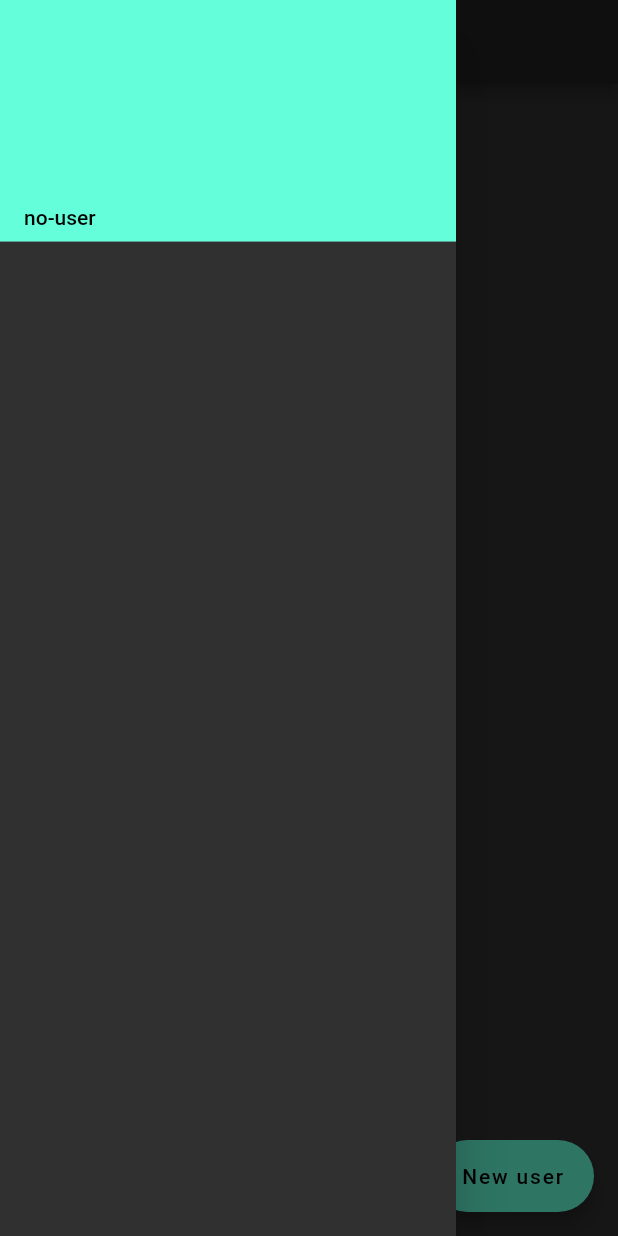
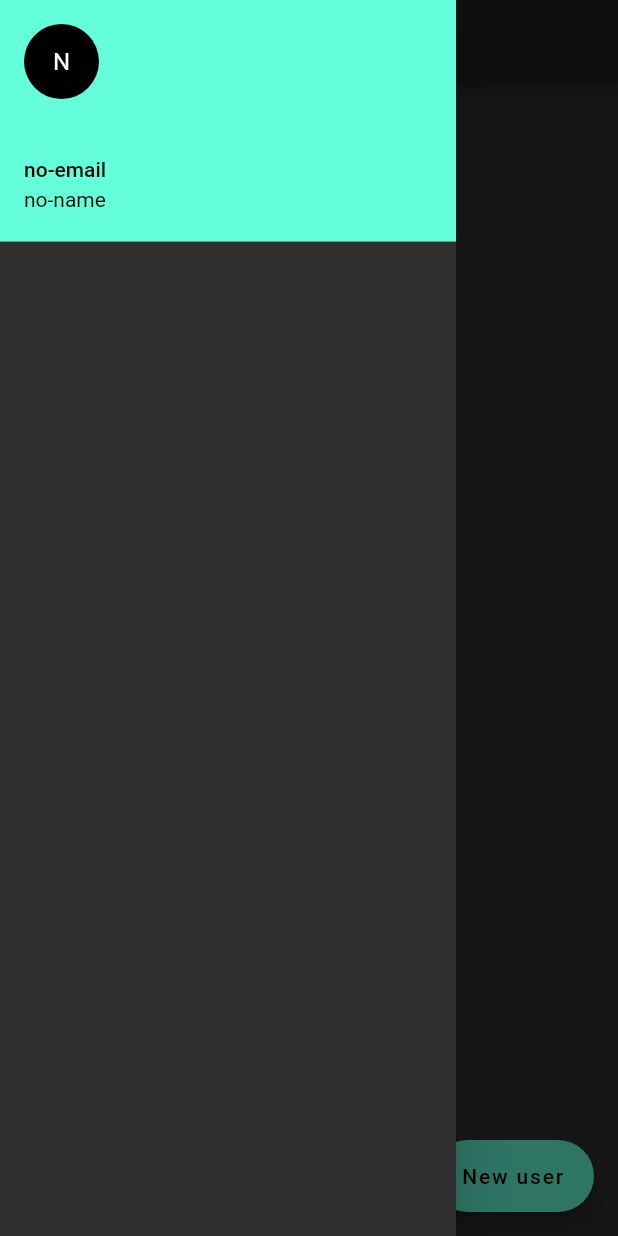
Before and after one commit to marcossevilla/flutter_six_paths_state, a Flutter app: the ProfileView screen opened directly, with the side drawer open, on a phone screen of 412 x 824 dp. Run offline on Flutter 3.47's test engine with Material 2 defaults, Android fonts, the phone set to English and light mode, and no system bars; our stand-ins replace bloc, equatable, flutter_bloc, flutter_mobx, flutter_redux, get and 2 more; accounts and stored records are empty; generated files the repository leaves out were written again.

Commit message:
refactor(bloc_sample): migrate DrawerHeader to UserAccountsDrawerHeader

```diff
--- a/lib/bloc_sample/profile/view/profile_drawer.dart
+++ b/lib/bloc_sample/profile/view/profile_drawer.dart
@@ -14,14 +14,9 @@ class ProfileDrawer extends StatelessWidget {
       child: Drawer(
         child: ListView(
           padding: EdgeInsets.zero,
-          children: [
-            DrawerHeader(
-              decoration: BoxDecoration(
-                color: Theme.of(context).colorScheme.secondary,
-              ),
-              child: const ProfileHeader(),
-            ),
-            const ProfileAccountList(),
+          children: const [
+            ProfileHeader(),
+            ProfileAccountList(),
           ],
         ),
       ),
@@ -35,17 +30,26 @@ class ProfileHeader extends StatelessWidget {
   @override
   Widget build(BuildContext context) {
     const textHeaderStyle = TextStyle(color: Colors.black);
-    return BlocBuilder<ProfileBloc, ProfileState>(
-      builder: (_, state) {
-        return Column(
-          mainAxisAlignment: MainAxisAlignment.end,
-          crossAxisAlignment: CrossAxisAlignment.start,
-          children: [
-            if (state is ProfileInitial)
-              const Text('no-user', style: textHeaderStyle),
-            if (state is ProfileLoaded)
-              Text(state.current.email, style: textHeaderStyle),
-          ],
+
+    return BlocSelector<ProfileBloc, ProfileState, List<String>>(
+      selector: (state) {
+        if (state is ProfileLoaded) {
+          return [state.current.email, state.current.name];
+        } else {
+          return ['no-email', 'no-name'];
+        }
+      },
+      builder: (context, state) {
+        return UserAccountsDrawerHeader(
+          currentAccountPicture: CircleAvatar(
+            child: Text(state.first.characters.first.toUpperCase()),
+          ),
+          currentAccountPictureSize: const Size.square(50),
+          accountName: Text(state.first, style: textHeaderStyle),
+          accountEmail: Text(state.last, style: textHeaderStyle),
+          decoration: BoxDecoration(
+            color: Theme.of(context).colorScheme.secondary,
+          ),
         );
       },
     );
--- a/lib/bloc_sample/profile/view/profile_page.dart
+++ b/lib/bloc_sample/profile/view/profile_page.dart
@@ -46,7 +46,7 @@ class ProfileAddAccountButton extends StatelessWidget {
     return FloatingActionButton.extended(
       label: const Text('New user'),
       onPressed: () {
-        Scaffold.of(context).showBottomSheet<Widget>(
+        Scaffold.of(context).showBottomSheet<void>(
           (_) => const ProfileCard(),
         );
       },
```
